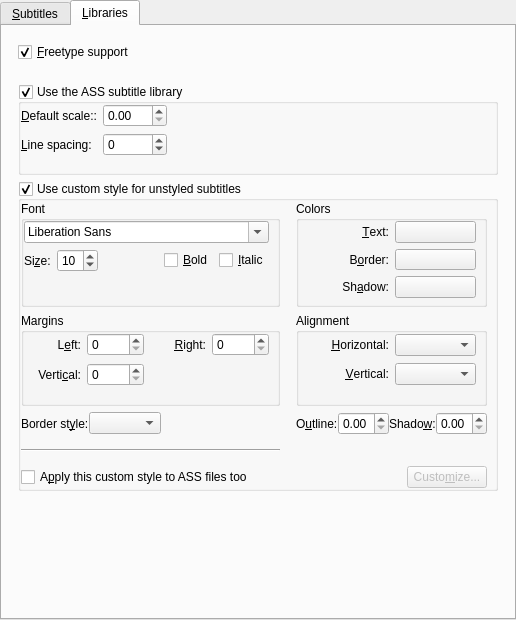
Old version of the form src/gui/pref/subtitles.ui in the repository wilbert2000/wzplayer.
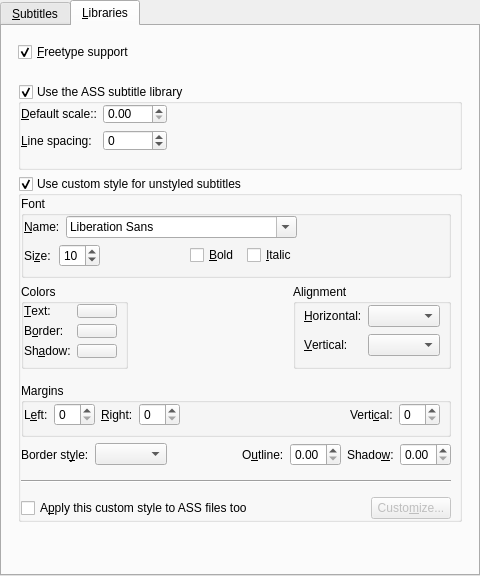
New version of the form. The open tabs and pages were chosen to show the change. Custom widgets are drawn as their Qt base class.

Patch:
```diff
--- a/src/gui/pref/subtitles.ui
+++ b/src/gui/pref/subtitles.ui
@@ -6,8 +6,8 @@
    <rect>
     <x>0</x>
     <y>0</y>
-    <width>516</width>
-    <height>620</height>
+    <width>480</width>
+    <height>576</height>
    </rect>
   </property>
   <property name="windowTitle">
@@ -329,7 +329,7 @@
          <property name="checkable">
           <bool>true</bool>
          </property>
-         <layout class="QGridLayout" name="cutom_style_gridlayout">
+         <layout class="QVBoxLayout" name="verticalLayout_2">
           <property name="leftMargin">
            <number>0</number>
           </property>
@@ -342,125 +342,15 @@
           <property name="bottomMargin">
            <number>0</number>
           </property>
-          <property name="horizontalSpacing">
-           <number>16</number>
-          </property>
-          <item row="4" column="0" colspan="2">
-           <layout class="QHBoxLayout" name="force_ass_layout">
-            <property name="topMargin">
-             <number>8</number>
-            </property>
             <item>
-             <widget class="QCheckBox" name="force_ass_styles">
-              <property name="text">
-               <string>A&amp;pply this custom style to ASS files too</string>
-              </property>
-             </widget>
-            </item>
-            <item>
-             <spacer>
-              <property name="orientation">
-               <enum>Qt::Horizontal</enum>
-              </property>
-              <property name="sizeHint" stdset="0">
-               <size>
-                <width>40</width>
-                <height>20</height>
-               </size>
-              </property>
-             </spacer>
-            </item>
-            <item>
-             <widget class="QPushButton" name="ass_customize_button">
-              <property name="enabled">
-               <bool>false</bool>
-              </property>
-              <property name="text">
-               <string>Custo&amp;mize...</string>
-              </property>
-             </widget>
-            </item>
-           </layout>
-          </item>
-          <item row="2" column="0" colspan="2">
-           <layout class="QHBoxLayout" name="border_layout">
-            <property name="bottomMargin">
-             <number>8</number>
-            </property>
-            <item>
-             <widget class="QLabel" name="style_border_style_label">
-              <property name="text">
-               <string>Border st&amp;yle:</string>
-              </property>
-              <property name="buddy">
-               <cstring>style_border_style_combo</cstring>
-              </property>
-             </widget>
-            </item>
-            <item>
-             <widget class="QComboBox" name="style_border_style_combo"/>
-            </item>
-            <item>
-             <spacer>
-              <property name="orientation">
-               <enum>Qt::Horizontal</enum>
-              </property>
-              <property name="sizeHint" stdset="0">
-               <size>
-                <width>40</width>
-                <height>20</height>
-               </size>
-              </property>
-             </spacer>
-            </item>
-            <item>
-             <widget class="QLabel" name="style_outline_label">
-              <property name="text">
-               <string>O&amp;utline:</string>
-              </property>
-              <property name="buddy">
-               <cstring>style_outline_spin</cstring>
-              </property>
-             </widget>
-            </item>
-            <item>
-             <widget class="QDoubleSpinBox" name="style_outline_spin">
-              <property name="maximum">
-               <double>4.000000000000000</double>
-              </property>
-              <property name="singleStep">
-               <double>0.100000000000000</double>
-              </property>
-             </widget>
-            </item>
-            <item>
-             <widget class="QLabel" name="style_shadow_label">
-              <property name="text">
-               <string>Shado&amp;w:</string>
-              </property>
-              <property name="buddy">
-               <cstring>style_shadow_spin</cstring>
-              </property>
-             </widget>
-            </item>
-            <item>
-             <widget class="QDoubleSpinBox" name="style_shadow_spin">
-              <property name="maximum">
-               <double>4.000000000000000</double>
-              </property>
-              <property name="singleStep">
-               <double>0.100000000000000</double>
-              </property>
-             </widget>
-            </item>
-           </layout>
-          </item>
-          <item row="0" column="0">
            <widget class="QGroupBox" name="font_group">
             <property name="title">
              <string>Font</string>
             </property>
-            <layout class="QVBoxLayout">
+            <property name="flat">
+             <bool>false</bool>
+            </property>
+            <layout class="QGridLayout" name="font_gridlayout">
              <property name="leftMargin">
               <number>0</number>
              </property>
@@ -471,17 +361,13 @@
               <number>8</number>
              </property>
              <property name="bottomMargin">
-              <number>32</number>
+              <number>8</number>
              </property>
-             <item>
+             <item row="1" column="0">
               <layout class="QHBoxLayout">
-               <item>
-                <widget class="Gui::Pref::TFontComboBox" name="style_font_combo"/>
-               </item>
-              </layout>
-             </item>
-             <item>
-              <layout class="QHBoxLayout">
+               <property name="spacing">
+                <number>8</number>
+               </property>
                <item>
                 <widget class="QLabel" name="label">
                  <property name="text">
@@ -509,16 +395,13 @@
                 </widget>
                </item>
                <item>
-                <spacer>
+                <spacer name="horizontalSpacer_6">
                  <property name="orientation">
                   <enum>Qt::Horizontal</enum>
                  </property>
-                 <property name="sizeType">
-                  <enum>QSizePolicy::Preferred</enum>
-                 </property>
                  <property name="sizeHint" stdset="0">
                   <size>
-                   <width>60</width>
+                   <width>40</width>
                    <height>20</height>
                   </size>
                  </property>
@@ -540,17 +423,52 @@
                </item>
               </layout>
              </item>
-            </layout>
-           </widget>
+             <item row="0" column="0">
+              <layout class="QHBoxLayout">
+               <item>
+                <widget class="QLabel" name="font_name_label">
+                 <property name="text">
+                  <string>&amp;Name:</string>
+                 </property>
+                 <property name="buddy">
+                  <cstring>style_font_combo</cstring>
+                 </property>
+                </widget>
+               </item>
+               <item>
+                <widget class="Gui::Pref::TFontComboBox" name="style_font_combo"/>
+               </item>
+              </layout>
           </item>
           <item row="0" column="1">
+              <spacer name="horizontalSpacer_7">
+               <property name="orientation">
+                <enum>Qt::Horizontal</enum>
+               </property>
+               <property name="sizeHint" stdset="0">
+                <size>
+                 <width>40</width>
+                 <height>20</height>
+                </size>
+               </property>
+              </spacer>
+             </item>
+            </layout>
+           </widget>
+          </item>
+          <item>
+           <layout class="QHBoxLayout" name="horizontalLayout_4">
+            <property name="bottomMargin">
+             <number>8</number>
+            </property>
+            <item>
            <widget class="QGroupBox" name="colors_group">
             <property name="title">
              <string>Colors</string>
             </property>
             <layout class="QGridLayout">
              <property name="leftMargin">
-              <number>8</number>
+                <number>0</number>
              </property>
              <property name="topMargin">
               <number>0</number>
@@ -559,29 +477,23 @@
               <number>8</number>
              </property>
              <property name="bottomMargin">
-              <number>6</number>
+                <number>8</number>
              </property>
              <item row="1" column="0">
-              <widget class="QLabel" name="label_3">
+                <widget class="QLabel" name="border_label">
                <property name="text">
                 <string>B&amp;order:</string>
                </property>
-               <property name="alignment">
-                <set>Qt::AlignRight|Qt::AlignTrailing|Qt::AlignVCenter</set>
-               </property>
                <property name="buddy">
                 <cstring>style_border_color_button</cstring>
                </property>
               </widget>
              </item>
              <item row="0" column="0">
-              <widget class="QLabel" name="label_2">
+                <widget class="QLabel" name="text_label">
                <property name="text">
                 <string>&amp;Text:</string>
                </property>
-               <property name="alignment">
-                <set>Qt::AlignRight|Qt::AlignTrailing|Qt::AlignVCenter</set>
-               </property>
                <property name="buddy">
                 <cstring>style_text_color_button</cstring>
                </property>
@@ -627,13 +539,10 @@
               </widget>
              </item>
              <item row="3" column="0">
-              <widget class="QLabel" name="label_12">
+                <widget class="QLabel" name="shadow_label">
                <property name="text">
                 <string>Sh&amp;adow:</string>
                </property>
-               <property name="alignment">
-                <set>Qt::AlignRight|Qt::AlignTrailing|Qt::AlignVCenter</set>
-               </property>
                <property name="buddy">
                 <cstring>style_shadow_color_button</cstring>
                </property>
@@ -642,12 +551,74 @@
             </layout>
            </widget>
           </item>
+            <item>
+             <spacer name="horizontalSpacer_4">
+              <property name="orientation">
+               <enum>Qt::Horizontal</enum>
+              </property>
+              <property name="sizeHint" stdset="0">
+               <size>
+                <width>40</width>
+                <height>20</height>
+               </size>
+              </property>
+             </spacer>
+            </item>
+            <item>
+             <widget class="QGroupBox" name="align_group">
+              <property name="title">
+               <string>Alignment</string>
+              </property>
+              <layout class="QGridLayout">
+               <property name="leftMargin">
+                <number>8</number>
+               </property>
+               <property name="topMargin">
+                <number>0</number>
+               </property>
+               <property name="rightMargin">
+                <number>8</number>
+               </property>
+               <property name="bottomMargin">
+                <number>7</number>
+               </property>
+               <item row="0" column="0">
+                <widget class="QLabel" name="label_4">
+                 <property name="text">
+                  <string>&amp;Horizontal:</string>
+                 </property>
+                 <property name="buddy">
+                  <cstring>style_alignment_combo</cstring>
+                 </property>
+                </widget>
+               </item>
           <item row="1" column="0">
+                <widget class="QLabel" name="label_6">
+                 <property name="text">
+                  <string>&amp;Vertical:</string>
+                 </property>
+                 <property name="buddy">
+                  <cstring>style_valignment_combo</cstring>
+                 </property>
+                </widget>
+               </item>
+               <item row="0" column="1">
+                <widget class="QComboBox" name="style_alignment_combo"/>
+               </item>
+               <item row="1" column="1">
+                <widget class="QComboBox" name="style_valignment_combo"/>
+               </item>
+              </layout>
+             </widget>
+            </item>
+           </layout>
+          </item>
+          <item>
            <widget class="QGroupBox" name="margins_group">
             <property name="title">
              <string>Margins</string>
             </property>
-            <layout class="QGridLayout">
+            <layout class="QHBoxLayout" name="horizontalLayout_5">
              <property name="leftMargin">
               <number>0</number>
              </property>
@@ -658,132 +629,180 @@
               <number>8</number>
              </property>
              <property name="bottomMargin">
-              <number>16</number>
+              <number>8</number>
              </property>
-             <item row="0" column="0">
-              <widget class="QLabel" name="label_7">
+             <item>
+              <widget class="QLabel" name="margin_left_label">
                <property name="text">
                 <string>L&amp;eft:</string>
                </property>
-               <property name="alignment">
-                <set>Qt::AlignRight|Qt::AlignTrailing|Qt::AlignVCenter</set>
-               </property>
                <property name="buddy">
                 <cstring>style_marginl_spin</cstring>
                </property>
               </widget>
              </item>
-             <item row="0" column="1">
+             <item>
               <widget class="QSpinBox" name="style_marginl_spin"/>
              </item>
-             <item row="0" column="2">
-              <widget class="QLabel" name="label_8">
+             <item>
+              <widget class="QLabel" name="margin_right_label">
                <property name="text">
                 <string>&amp;Right:</string>
                </property>
-               <property name="alignment">
-                <set>Qt::AlignRight|Qt::AlignTrailing|Qt::AlignVCenter</set>
-               </property>
                <property name="buddy">
                 <cstring>style_marginr_spin</cstring>
                </property>
               </widget>
              </item>
-             <item row="0" column="3">
+             <item>
               <widget class="QSpinBox" name="style_marginr_spin"/>
              </item>
-             <item row="1" column="0">
-              <widget class="QLabel" name="label_9">
+             <item>
+              <spacer name="horizontalSpacer_5">
+               <property name="orientation">
+                <enum>Qt::Horizontal</enum>
+               </property>
+               <property name="sizeHint" stdset="0">
+                <size>
+                 <width>40</width>
+                 <height>20</height>
+                </size>
+               </property>
+              </spacer>
+             </item>
+             <item>
+              <widget class="QLabel" name="margin_vertical_label">
                <property name="text">
                 <string>Verti&amp;cal:</string>
                </property>
-               <property name="alignment">
-                <set>Qt::AlignRight|Qt::AlignTrailing|Qt::AlignVCenter</set>
-               </property>
                <property name="buddy">
                 <cstring>style_marginv_spin</cstring>
                </property>
               </widget>
              </item>
-             <item row="1" column="1">
+             <item>
               <widget class="QSpinBox" name="style_marginv_spin"/>
              </item>
-             <item row="1" column="2" colspan="2">
+            </layout>
+           </widget>
+          </item>
+          <item>
+           <layout class="QHBoxLayout" name="border_layout">
+            <property name="bottomMargin">
+             <number>8</number>
+            </property>
+            <item>
+             <widget class="QLabel" name="style_border_style_label">
+              <property name="text">
+               <string>Border st&amp;yle:</string>
+              </property>
+              <property name="buddy">
+               <cstring>style_border_style_combo</cstring>
+              </property>
+             </widget>
+            </item>
+            <item>
+             <widget class="QComboBox" name="style_border_style_combo"/>
+            </item>
+            <item>
               <spacer>
                <property name="orientation">
                 <enum>Qt::Horizontal</enum>
                </property>
                <property name="sizeHint" stdset="0">
                 <size>
-                 <width>101</width>
-                 <height>25</height>
+                <width>40</width>
+                <height>20</height>
                 </size>
                </property>
               </spacer>
              </item>
-            </layout>
-           </widget>
-          </item>
-          <item row="1" column="1">
-           <widget class="QGroupBox" name="align_group">
-            <property name="title">
-             <string>Alignment</string>
-            </property>
-            <layout class="QGridLayout">
-             <property name="leftMargin">
-              <number>8</number>
-             </property>
-             <property name="topMargin">
-              <number>0</number>
-             </property>
-             <property name="rightMargin">
-              <number>8</number>
-             </property>
-             <property name="bottomMargin">
-              <number>16</number>
-             </property>
-             <item row="0" column="0">
-              <widget class="QLabel" name="label_4">
+            <item>
+             <widget class="QLabel" name="style_outline_label">
+              <property name="text">
+               <string>O&amp;utline:</string>
+              </property>
+              <property name="buddy">
+               <cstring>style_outline_spin</cstring>
+              </property>
+             </widget>
+            </item>
+            <item>
+             <widget class="QDoubleSpinBox" name="style_outline_spin">
+              <property name="maximum">
+               <double>4.000000000000000</double>
+              </property>
+              <property name="singleStep">
+               <double>0.100000000000000</double>
+              </property>
+             </widget>
+            </item>
+            <item>
+             <widget class="QLabel" name="style_shadow_label">
                <property name="text">
-                <string>&amp;Horizontal:</string>
-               </property>
-               <property name="alignment">
-                <set>Qt::AlignRight|Qt::AlignTrailing|Qt::AlignVCenter</set>
-               </property>
+               <string>Shado&amp;w:</string>
+              </property>
                <property name="buddy">
                 <cstring>style_alignment_combo</cstring>
                </property>
               </widget>
              </item>
-             <item row="1" column="0">
-              <widget class="QLabel" name="label_6">
-               <property name="text">
-                <string>&amp;Vertical:</string>
-               </property>
-               <property name="alignment">
-                <set>Qt::AlignRight|Qt::AlignTrailing|Qt::AlignVCenter</set>
-               </property>
-               <property name="buddy">
-                <cstring>style_valignment_combo</cstring>
-               </property>
-              </widget>
-             </item>
-             <item row="0" column="1">
-              <widget class="QComboBox" name="style_alignment_combo"/>
-             </item>
-             <item row="1" column="1">
-              <widget class="QComboBox" name="style_valignment_combo"/>
-             </item>
-            </layout>
-           </widget>
+            <item>
+             <widget class="QDoubleSpinBox" name="style_shadow_spin">
+              <property name="maximum">
+               <double>4.000000000000000</double>
+              </property>
+              <property name="singleStep">
+               <double>0.100000000000000</double>
+              </property>
+             </widget>
+            </item>
+           </layout>
           </item>
-          <item row="3" column="0">
+          <item>
            <widget class="Line" name="line">
             <property name="orientation">
              <enum>Qt::Horizontal</enum>
             </property>
            </widget>
           </item>
+          <item>
+           <layout class="QHBoxLayout" name="force_ass_layout">
+            <property name="topMargin">
+             <number>8</number>
+            </property>
+            <item>
+             <widget class="QCheckBox" name="force_ass_styles">
+              <property name="text">
+               <string>A&amp;pply this custom style to ASS files too</string>
+              </property>
+             </widget>
+            </item>
+            <item>
+             <spacer>
+              <property name="orientation">
+               <enum>Qt::Horizontal</enum>
+              </property>
+              <property name="sizeHint" stdset="0">
+               <size>
+                <width>40</width>
+                <height>20</height>
+               </size>
+              </property>
+             </spacer>
+            </item>
+            <item>
+             <widget class="QPushButton" name="ass_customize_button">
+              <property name="enabled">
+               <bool>false</bool>
+              </property>
+              <property name="text">
+               <string>Custo&amp;mize...</string>
+              </property>
+             </widget>
+            </item>
+           </layout>
+          </item>
          </layout>
         </widget>
        </item>
```
Left out of the diff: 4 changed lines with no effect on the pictures. Lines whose indentation alone changed are shown as unchanged.
